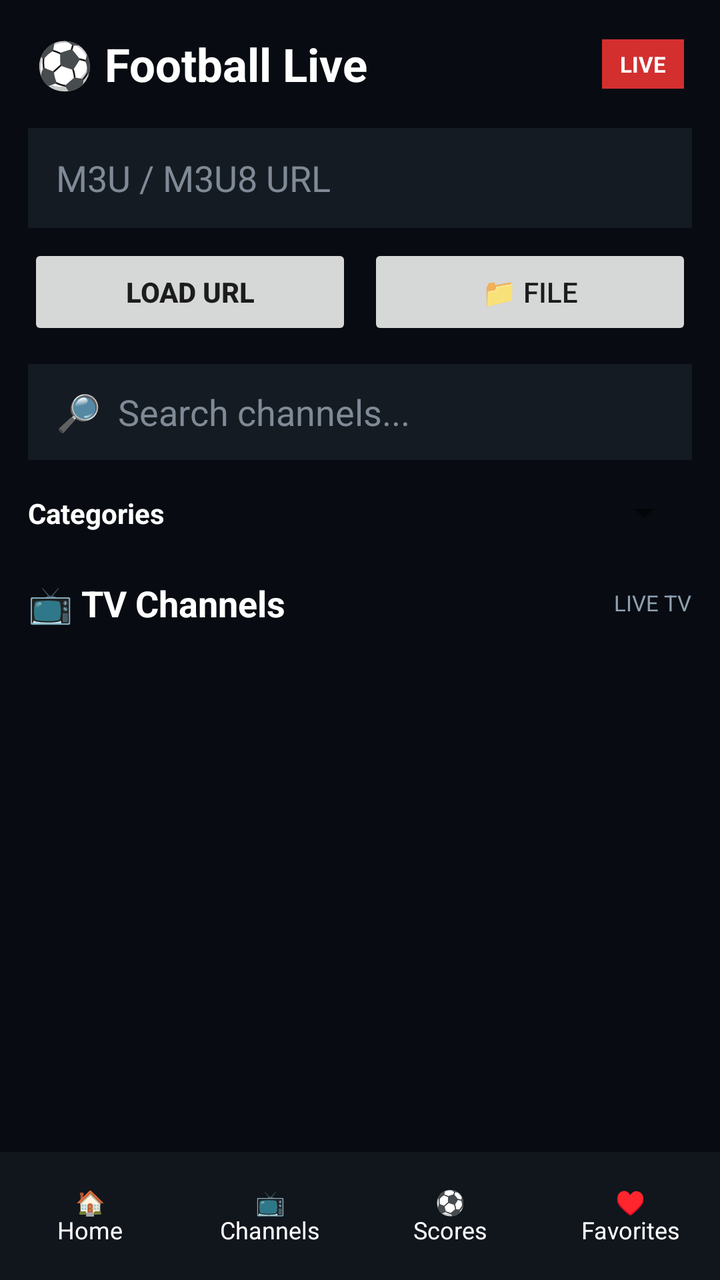
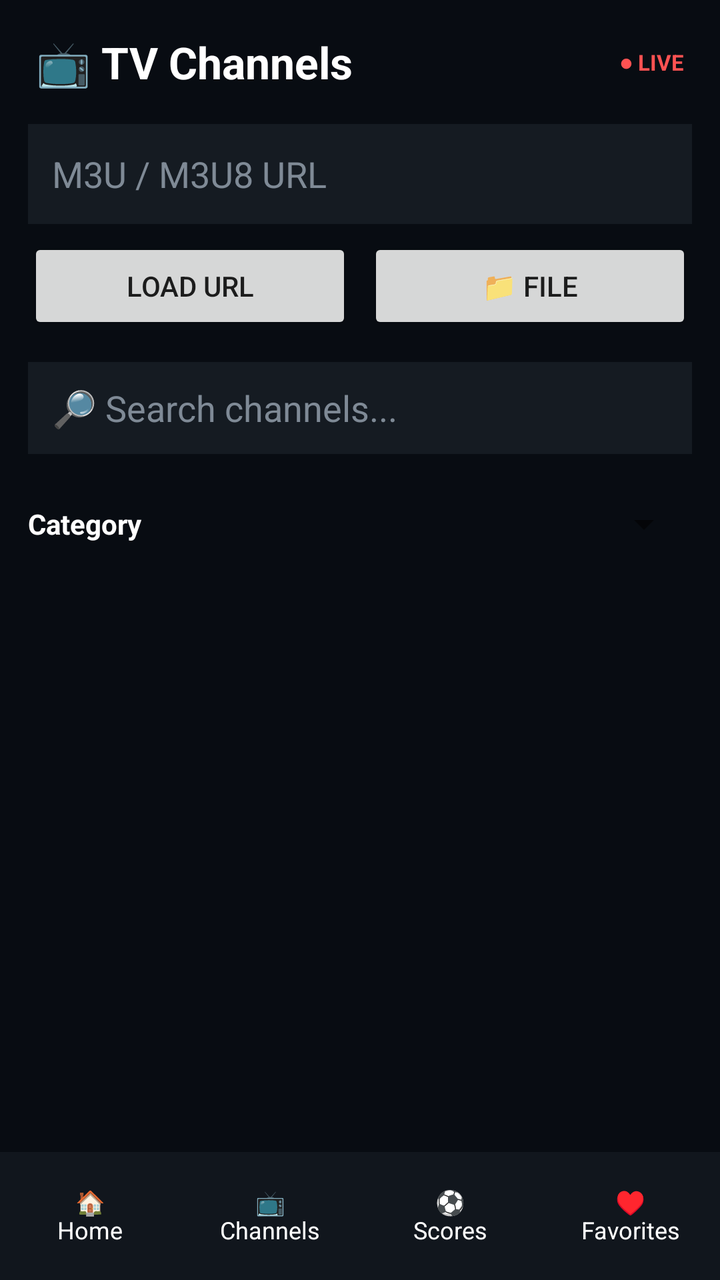

An Android layout rendered at two revisions. The XML below is the earlier revision; the diff shows what the commit changed to produce the second picture.
<!-- AndroidManifest.xml: application theme Theme.FootballLive -->
<!-- res/layout/activity_main.xml -->
<?xml version="1.0" encoding="utf-8"?>
<LinearLayout
    xmlns:android="http://schemas.android.com/apk/res/android"
    android:layout_width="match_parent"
    android:layout_height="match_parent"
    android:orientation="vertical"
    android:background="#080C12">

    
    <LinearLayout
        android:layout_width="match_parent"
        android:layout_height="64dp"
        android:orientation="horizontal"
        android:gravity="center_vertical"
        android:paddingStart="18dp"
        android:paddingEnd="18dp">

        <TextView
            android:layout_width="0dp"
            android:layout_height="wrap_content"
            android:layout_weight="1"
            android:text="⚽ Football Live"
            android:textColor="#FFFFFF"
            android:textSize="23sp"
            android:textStyle="bold" />

        <TextView
            android:layout_width="wrap_content"
            android:layout_height="wrap_content"
            android:text="LIVE"
            android:textColor="#FFFFFF"
            android:textSize="11sp"
            android:textStyle="bold"
            android:paddingStart="9dp"
            android:paddingEnd="9dp"
            android:paddingTop="5dp"
            android:paddingBottom="5dp"
            android:background="#D32F2F" />

    </LinearLayout>

    
    <LinearLayout
        android:layout_width="match_parent"
        android:layout_height="50dp"
        android:layout_marginStart="14dp"
        android:layout_marginEnd="14dp"
        android:orientation="horizontal">

        <EditText
            android:id="@+id/urlInput"
            android:layout_width="0dp"
            android:layout_height="match_parent"
            android:layout_weight="1"
            android:hint="M3U / M3U8 URL"
            android:textColor="#FFFFFF"
            android:textColorHint="#7F8A96"
            android:inputType="textUri"
            android:singleLine="true"
            android:paddingStart="14dp"
            android:paddingEnd="14dp"
            android:background="#151B22" />

    </LinearLayout>

    
    <LinearLayout
        android:layout_width="match_parent"
        android:layout_height="48dp"
        android:orientation="horizontal"
        android:layout_marginTop="8dp"
        android:paddingStart="14dp"
        android:paddingEnd="14dp">

        <Button
            android:id="@+id/loadButton"
            android:layout_width="0dp"
            android:layout_height="match_parent"
            android:layout_weight="1"
            android:text="LOAD URL"
            android:textStyle="bold" />

        <Button
            android:id="@+id/fileButton"
            android:layout_width="0dp"
            android:layout_height="match_parent"
            android:layout_weight="1"
            android:text="📁 FILE"
            android:layout_marginStart="8dp" />

    </LinearLayout>

    
    <EditText
        android:id="@+id/searchInput"
        android:layout_width="match_parent"
        android:layout_height="48dp"
        android:layout_marginStart="14dp"
        android:layout_marginEnd="14dp"
        android:layout_marginTop="12dp"
        android:hint="🔎  Search channels..."
        android:textColor="#FFFFFF"
        android:textColorHint="#7F8A96"
        android:singleLine="true"
        android:paddingStart="14dp"
        android:paddingEnd="14dp"
        android:background="#151B22" />

    
    <LinearLayout
        android:layout_width="match_parent"
        android:layout_height="45dp"
        android:orientation="horizontal"
        android:gravity="center_vertical"
        android:paddingStart="14dp"
        android:paddingEnd="14dp"
        android:layout_marginTop="4dp">

        <TextView
            android:layout_width="wrap_content"
            android:layout_height="wrap_content"
            android:text="Categories"
            android:textColor="#FFFFFF"
            android:textStyle="bold"
            android:layout_marginEnd="10dp" />

        <Spinner
            android:id="@+id/categorySpinner"
            android:layout_width="0dp"
            android:layout_height="40dp"
            android:layout_weight="1" />

    </LinearLayout>

    
    <ProgressBar
        android:id="@+id/progress"
        android:layout_width="wrap_content"
        android:layout_height="wrap_content"
        android:layout_gravity="center"
        android:visibility="gone"
        android:layout_margin="5dp" />

    
    <LinearLayout
        android:layout_width="match_parent"
        android:layout_height="45dp"
        android:orientation="horizontal"
        android:gravity="center_vertical"
        android:paddingStart="14dp"
        android:paddingEnd="14dp">

        <TextView
            android:layout_width="0dp"
            android:layout_height="wrap_content"
            android:layout_weight="1"
            android:text="📺 TV Channels"
            android:textColor="#FFFFFF"
            android:textSize="18sp"
            android:textStyle="bold" />

        <TextView
            android:layout_width="wrap_content"
            android:layout_height="wrap_content"
            android:text="LIVE TV"
            android:textColor="#8FA0B0"
            android:textSize="11sp" />

    </LinearLayout>

    
    <GridView
        android:id="@+id/channelGrid"
        android:layout_width="match_parent"
        android:layout_height="0dp"
        android:layout_weight="1"
        android:numColumns="2"
        android:horizontalSpacing="6dp"
        android:verticalSpacing="6dp"
        android:padding="8dp"
        android:stretchMode="columnWidth" />

    
    <LinearLayout
        android:layout_width="match_parent"
        android:layout_height="64dp"
        android:orientation="horizontal"
        android:background="#11161D"
        android:gravity="center">

        <TextView
            android:id="@+id/navHome"
            android:layout_width="0dp"
            android:layout_height="match_parent"
            android:layout_weight="1"
            android:text="🏠&#10;Home"
            android:textColor="#FFFFFF"
            android:gravity="center"
            android:textSize="12sp"
            android:clickable="true"
            android:focusable="true" />

        <TextView
            android:id="@+id/navChannels"
            android:layout_width="0dp"
            android:layout_height="match_parent"
            android:layout_weight="1"
            android:text="📺&#10;Channels"
            android:textColor="#FFFFFF"
            android:gravity="center"
            android:textSize="12sp"
            android:clickable="true"
            android:focusable="true" />

        <TextView
            android:id="@+id/navScores"
            android:layout_width="0dp"
            android:layout_height="match_parent"
            android:layout_weight="1"
            android:text="⚽&#10;Scores"
            android:textColor="#FFFFFF"
            android:gravity="center"
            android:textSize="12sp"
            android:clickable="true"
            android:focusable="true" />

        <TextView
            android:id="@+id/navFavorites"
            android:layout_width="0dp"
            android:layout_height="match_parent"
            android:layout_weight="1"
            android:text="♥&#10;Favorites"
            android:textColor="#FFFFFF"
            android:gravity="center"
            android:textSize="12sp"
            android:clickable="true"
            android:focusable="true" />

    </LinearLayout>

</LinearLayout>
<!-- resources referenced by this layout -->
<resources>
  <style name="Theme.FootballLive" parent="Theme.AppCompat.DayNight.NoActionBar">
      </style>
</resources>

<!-- the commit's change to res/layout/activity_main.xml (unified diff, before → after) -->
@@ -9,184 +9,255 @@
     
     <LinearLayout
         android:layout_width="match_parent"
-        android:layout_height="64dp"
+        android:layout_height="62dp"
         android:orientation="horizontal"
         android:gravity="center_vertical"
         android:paddingStart="18dp"
         android:paddingEnd="18dp">
 
         <TextView
-            android:layout_width="0dp"
-            android:layout_height="wrap_content"
-            android:layout_weight="1"
-            android:text="⚽ Football Live"
-            android:textColor="#FFFFFF"
-            android:textSize="23sp"
+            android:id="@+id/pageTitle"
+            android:layout_width="0dp"
+            android:layout_height="wrap_content"
+            android:layout_weight="1"
+            android:text="📺 TV Channels"
+            android:textColor="#FFFFFF"
+            android:textSize="22sp"
             android:textStyle="bold" />
 
         <TextView
             android:layout_width="wrap_content"
             android:layout_height="wrap_content"
-            android:text="LIVE"
-            android:textColor="#FFFFFF"
+            android:text="● LIVE"
+            android:textColor="#FF5252"
             android:textSize="11sp"
+            android:textStyle="bold" />
+
+    </LinearLayout>
+
+    
+    <LinearLayout
+        android:id="@+id/homeLayout"
+        android:layout_width="match_parent"
+        android:layout_height="0dp"
+        android:layout_weight="1"
+        android:orientation="vertical"
+        android:gravity="center"
+        android:padding="24dp"
+        android:visibility="gone">
+
+        <TextView
+            android:layout_width="wrap_content"
+            android:layout_height="wrap_content"
+            android:text="⚽"
+            android:textSize="64sp" />
+
+        <TextView
+            android:layout_width="wrap_content"
+            android:layout_height="wrap_content"
+            android:text="Football Live"
+            android:textColor="#FFFFFF"
+            android:textSize="28sp"
             android:textStyle="bold"
-            android:paddingStart="9dp"
-            android:paddingEnd="9dp"
-            android:paddingTop="5dp"
-            android:paddingBottom="5dp"
-            android:background="#D32F2F" />
-
-    </LinearLayout>
-
-    
-    <LinearLayout
-        android:layout_width="match_parent"
-        android:layout_height="50dp"
-        android:layout_marginStart="14dp"
-        android:layout_marginEnd="14dp"
-        android:orientation="horizontal">
-
-        <EditText
-            android:id="@+id/urlInput"
-            android:layout_width="0dp"
-            android:layout_height="match_parent"
-            android:layout_weight="1"
-            android:hint="M3U / M3U8 URL"
-            android:textColor="#FFFFFF"
-            android:textColorHint="#7F8A96"
-            android:inputType="textUri"
-            android:singleLine="true"
+            android:layout_marginTop="12dp" />
+
+        <TextView
+            android:layout_width="wrap_content"
+            android:layout_height="wrap_content"
+            android:text="Watch your favorite channels live"
+            android:textColor="#8FA0B0"
+            android:textSize="14sp"
+            android:layout_marginTop="6dp" />
+
+        <TextView
+            android:layout_width="match_parent"
+            android:layout_height="70dp"
+            android:text="📺&#10;TV Channels"
+            android:textColor="#FFFFFF"
+            android:textSize="17sp"
+            android:textStyle="bold"
+            android:gravity="center"
+            android:background="#151B22"
+            android:layout_marginTop="30dp" />
+
+        <TextView
+            android:layout_width="match_parent"
+            android:layout_height="70dp"
+            android:text="⚽&#10;Live Scores"
+            android:textColor="#FFFFFF"
+            android:textSize="17sp"
+            android:textStyle="bold"
+            android:gravity="center"
+            android:background="#151B22"
+            android:layout_marginTop="10dp" />
+
+    </LinearLayout>
+
+    
+    <LinearLayout
+        android:layout_width="match_parent"
+        android:layout_height="0dp"
+        android:layout_weight="1"
+        android:orientation="vertical">
+
+        <LinearLayout
+            android:layout_width="match_parent"
+            android:layout_height="50dp"
+            android:orientation="horizontal"
+            android:paddingStart="14dp"
+            android:paddingEnd="14dp">
+
+            <EditText
+                android:id="@+id/urlInput"
+                android:layout_width="0dp"
+                android:layout_height="match_parent"
+                android:layout_weight="1"
+                android:hint="M3U / M3U8 URL"
+                android:textColor="#FFFFFF"
+                android:textColorHint="#7F8A96"
+                android:singleLine="true"
+                android:inputType="textUri"
+                android:paddingStart="12dp"
+                android:paddingEnd="12dp"
+                android:background="#151B22" />
+
+        </LinearLayout>
+
+        <LinearLayout
+            android:layout_width="match_parent"
+            android:layout_height="48dp"
+            android:orientation="horizontal"
             android:paddingStart="14dp"
             android:paddingEnd="14dp"
+            android:layout_marginTop="7dp">
+
+            <Button
+                android:id="@+id/loadButton"
+                android:layout_width="0dp"
+                android:layout_height="match_parent"
+                android:layout_weight="1"
+                android:text="LOAD URL" />
+
+            <Button
+                android:id="@+id/fileButton"
+                android:layout_width="0dp"
+                android:layout_height="match_parent"
+                android:layout_weight="1"
+                android:text="📁 FILE"
+                android:layout_marginStart="8dp" />
+
+        </LinearLayout>
+
+        <EditText
+            android:id="@+id/searchInput"
+            android:layout_width="match_parent"
+            android:layout_height="46dp"
+            android:layout_margin="14dp"
+            android:hint="🔎 Search channels..."
+            android:textColor="#FFFFFF"
+            android:textColorHint="#7F8A96"
+            android:singleLine="true"
+            android:paddingStart="12dp"
+            android:paddingEnd="12dp"
             android:background="#151B22" />
 
-    </LinearLayout>
-
-    
-    <LinearLayout
-        android:layout_width="match_parent"
-        android:layout_height="48dp"
-        android:orientation="horizontal"
-        android:layout_marginTop="8dp"
-        android:paddingStart="14dp"
-        android:paddingEnd="14dp">
-
-        <Button
-            android:id="@+id/loadButton"
-            android:layout_width="0dp"
-            android:layout_height="match_parent"
-            android:layout_weight="1"
-            android:text="LOAD URL"
-            android:textStyle="bold" />
-
-        <Button
-            android:id="@+id/fileButton"
-            android:layout_width="0dp"
-            android:layout_height="match_parent"
-            android:layout_weight="1"
-            android:text="📁 FILE"
-            android:layout_marginStart="8dp" />
-
-    </LinearLayout>
-
-    
-    <EditText
-        android:id="@+id/searchInput"
-        android:layout_width="match_parent"
-        android:layout_height="48dp"
-        android:layout_marginStart="14dp"
-        android:layout_marginEnd="14dp"
-        android:layout_marginTop="12dp"
-        android:hint="🔎  Search channels..."
-        android:textColor="#FFFFFF"
-        android:textColorHint="#7F8A96"
-        android:singleLine="true"
-        android:paddingStart="14dp"
-        android:paddingEnd="14dp"
-        android:background="#151B22" />
-
-    
-    <LinearLayout
-        android:layout_width="match_parent"
-        android:layout_height="45dp"
-        android:orientation="horizontal"
-        android:gravity="center_vertical"
-        android:paddingStart="14dp"
-        android:paddingEnd="14dp"
-        android:layout_marginTop="4dp">
-
-        <TextView
-            android:layout_width="wrap_content"
-            android:layout_height="wrap_content"
-            android:text="Categories"
-            android:textColor="#FFFFFF"
-            android:textStyle="bold"
-            android:layout_marginEnd="10dp" />
-
-        <Spinner
-            android:id="@+id/categorySpinner"
-            android:layout_width="0dp"
-            android:layout_height="40dp"
-            android:layout_weight="1" />
-
-    </LinearLayout>
-
-    
-    <ProgressBar
-        android:id="@+id/progress"
-        android:layout_width="wrap_content"
-        android:layout_height="wrap_content"
-        android:layout_gravity="center"
-        android:visibility="gone"
-        android:layout_margin="5dp" />
-
-    
-    <LinearLayout
-        android:layout_width="match_parent"
-        android:layout_height="45dp"
-        android:orientation="horizontal"
-        android:gravity="center_vertical"
-        android:paddingStart="14dp"
-        android:paddingEnd="14dp">
-
-        <TextView
-            android:layout_width="0dp"
-            android:layout_height="wrap_content"
-            android:layout_weight="1"
-            android:text="📺 TV Channels"
-            android:textColor="#FFFFFF"
-            android:textSize="18sp"
-            android:textStyle="bold" />
-
-        <TextView
-            android:layout_width="wrap_content"
-            android:layout_height="wrap_content"
-            android:text="LIVE TV"
-            android:textColor="#8FA0B0"
-            android:textSize="11sp" />
-
-    </LinearLayout>
-
-    
-    <GridView
-        android:id="@+id/channelGrid"
+        <LinearLayout
+            android:layout_width="match_parent"
+            android:layout_height="42dp"
+            android:orientation="horizontal"
+            android:gravity="center_vertical"
+            android:paddingStart="14dp"
+            android:paddingEnd="14dp">
+
+            <TextView
+                android:layout_width="wrap_content"
+                android:layout_height="wrap_content"
+                android:text="Category"
+                android:textColor="#FFFFFF"
+                android:textStyle="bold"
+                android:layout_marginEnd="10dp" />
+
+            <Spinner
+                android:id="@+id/categorySpinner"
+                android:layout_width="0dp"
+                android:layout_height="40dp"
+                android:layout_weight="1" />
+
+        </LinearLayout>
+
+        <ProgressBar
+            android:id="@+id/progress"
+            android:layout_width="wrap_content"
+            android:layout_height="wrap_content"
+            android:layout_gravity="center"
+            android:visibility="gone" />
+
+        <GridView
+            android:id="@+id/channelGrid"
+            android:layout_width="match_parent"
+            android:layout_height="0dp"
+            android:layout_weight="1"
+            android:numColumns="2"
+            android:horizontalSpacing="6dp"
+            android:verticalSpacing="6dp"
+            android:padding="8dp"
+            android:stretchMode="columnWidth" />
+
+    </LinearLayout>
+
+    
+    <LinearLayout
+        android:id="@+id/scoresLayout"
         android:layout_width="match_parent"
         android:layout_height="0dp"
         android:layout_weight="1"
-        android:numColumns="2"
-        android:horizontalSpacing="6dp"
-        android:verticalSpacing="6dp"
-        android:padding="8dp"
-        android:stretchMode="columnWidth" />
+        android:orientation="vertical"
+        android:padding="14dp"
+        android:visibility="gone">
+
+        <TextView
+            android:layout_width="match_parent"
+            android:layout_height="55dp"
+            android:text="⚽ TODAY'S MATCHES"
+            android:textColor="#FFFFFF"
+            android:textSize="18sp"
+            android:textStyle="bold"
+            android:gravity="center_vertical" />
+
+        <TextView
+            android:layout_width="match_parent"
+            android:layout_height="90dp"
+            android:text="Live Scores&#10;&#10;Match data will appear here"
+            android:textColor="#8FA0B0"
+            android:textSize="15sp"
+            android:gravity="center"
+            android:background="#151B22" />
+
+    </LinearLayout>
+
+    
+    <ScrollView
+        android:layout_width="match_parent"
+        android:layout_height="0dp"
+        android:layout_weight="1">
+
+        <LinearLayout
+            android:id="@+id/favoritesLayout"
+            android:layout_width="match_parent"
+            android:layout_height="wrap_content"
+            android:orientation="vertical"
+            android:paddingTop="8dp"
+            android:paddingBottom="10dp"
+            android:visibility="gone" />
+
+    </ScrollView>
 
     
     <LinearLayout
         android:layout_width="match_parent"
         android:layout_height="64dp"
         android:orientation="horizontal"
-        android:background="#11161D"
-        android:gravity="center">
+        android:background="#11161D">
 
         <TextView
             android:id="@+id/navHome"
@@ -195,8 +266,8 @@
             android:layout_weight="1"
             android:text="🏠&#10;Home"
             android:textColor="#FFFFFF"
-            android:gravity="center"
             android:textSize="12sp"
+            android:gravity="center"
             android:clickable="true"
             android:focusable="true" />
 
@@ -207,8 +278,8 @@
             android:layout_weight="1"
             android:text="📺&#10;Channels"
             android:textColor="#FFFFFF"
-            android:gravity="center"
             android:textSize="12sp"
+            android:gravity="center"
             android:clickable="true"
             android:focusable="true" />
 
@@ -219,8 +290,8 @@
             android:layout_weight="1"
             android:text="⚽&#10;Scores"
             android:textColor="#FFFFFF"
-            android:gravity="center"
             android:textSize="12sp"
+            android:gravity="center"
             android:clickable="true"
             android:focusable="true" />
 
@@ -231,8 +302,8 @@
             android:layout_weight="1"
             android:text="♥&#10;Favorites"
             android:textColor="#FFFFFF"
-            android:gravity="center"
             android:textSize="12sp"
+            android:gravity="center"
             android:clickable="true"
             android:focusable="true" />
 
